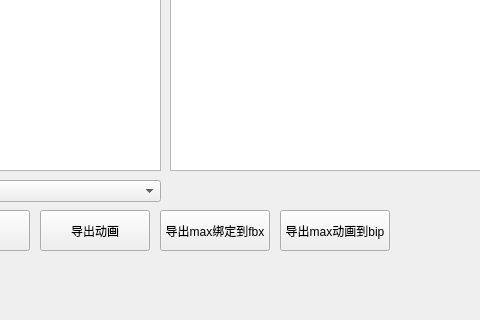
Above: scripts/max/JpyModules/outPutTool/outPutUI.ui from wangziheng0426/JMadOnion before the change; both pictures show x 340 to 820 and y 400 to 720 of the 1014 by 720 pixel window. Below: the same form after it.
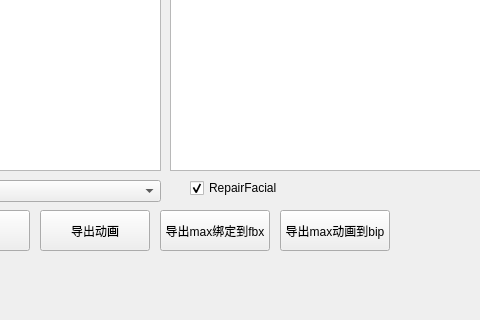
That is the form after the change.

The edit to the form file:
```diff
--- a/scripts/max/JpyModules/outPutTool/outPutUI.ui
+++ b/scripts/max/JpyModules/outPutTool/outPutUI.ui
@@ -222,6 +222,22 @@
      <string>导出动画</string>
     </property>
    </widget>
+   <widget class="QCheckBox" name="repairFacial">
+    <property name="geometry">
+     <rect>
+      <x>530</x>
+      <y>580</y>
+      <width>101</width>
+      <height>16</height>
+     </rect>
+    </property>
+    <property name="text">
+     <string>RepairFacial</string>
+    </property>
+    <property name="checked">
+     <bool>true</bool>
+    </property>
+   </widget>
   </widget>
   <widget class="QMenuBar" name="menubar">
    <property name="geometry">
```
